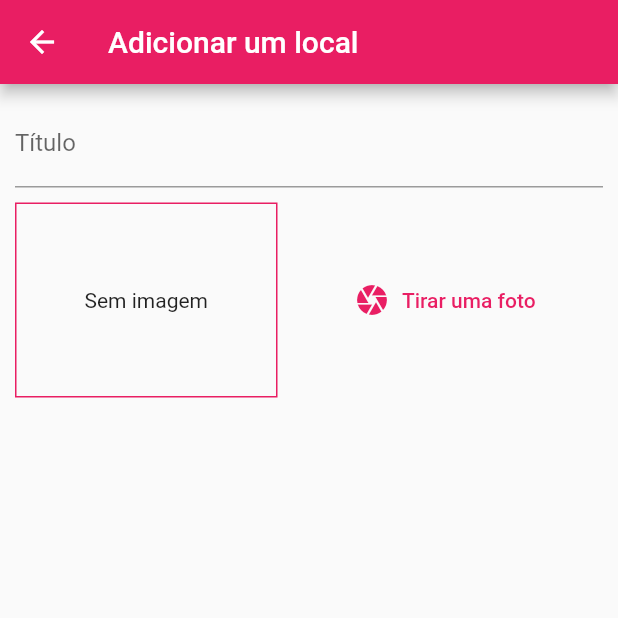
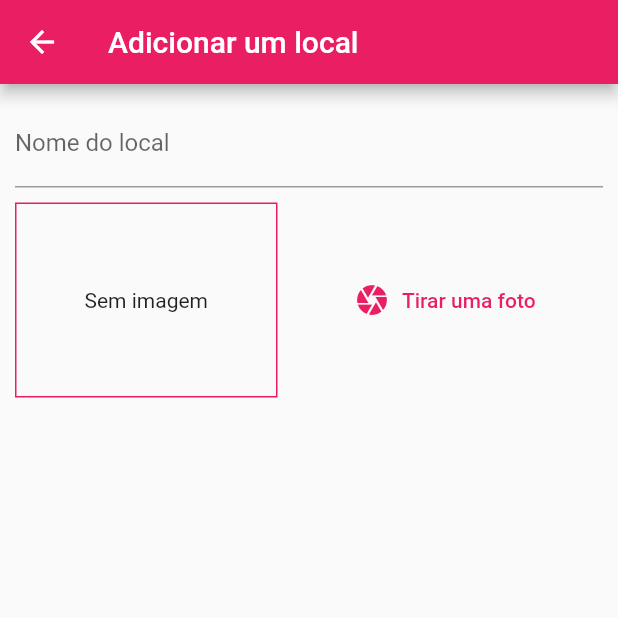
Before and after one commit to juniorstaudt/chat-flutter, a Flutter app: the PlaceFormScreen screen opened by its route, after a tap on "Adicionar imagem", on a phone screen of 412 x 824 dp, the top half of it. Run offline on Flutter 3.47's test engine with Material 2 defaults, Android fonts, the phone set to English and light mode, and no system bars; our stand-ins replace cloud_firestore, firebase_auth, firebase_core, firebase_storage, google_maps_flutter, image_picker; accounts and stored records are empty.

Commit message:
Validar imagem no submit do form

```diff
--- a/lib/screens/place_form_screen.dart
+++ b/lib/screens/place_form_screen.dart
@@ -16,7 +16,12 @@ class _PlaceFormScreenState extends State<PlaceFormScreen> {
     _pickedImage = pickedImage;
   }
 
-  void _submitForm() {}
+  void _submitForm() {
+    if (_titleController.text.isEmpty || _pickedImage == null) {
+      return;
+    }
+    Navigator.of(context).pop();
+  }
 
   @override
   Widget build(BuildContext context) {
@@ -36,7 +41,7 @@ class _PlaceFormScreenState extends State<PlaceFormScreen> {
                       TextField(
                         controller: _titleController,
                         decoration: InputDecoration(
-                          labelText: 'Título',
+                          labelText: 'Nome do local',
                         ),
                       ),
                       SizedBox(height: 10),
```
